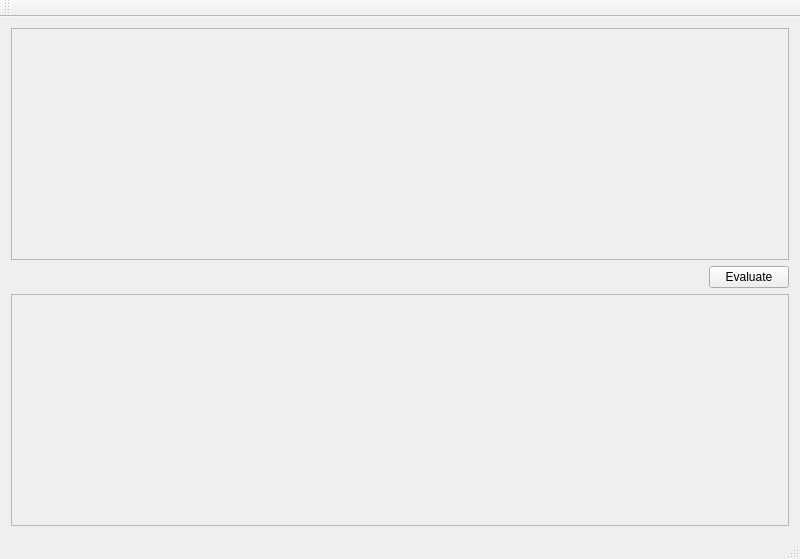
First picture: the form in mainwindow.ui, repository yca/VideoAI, before the edit.
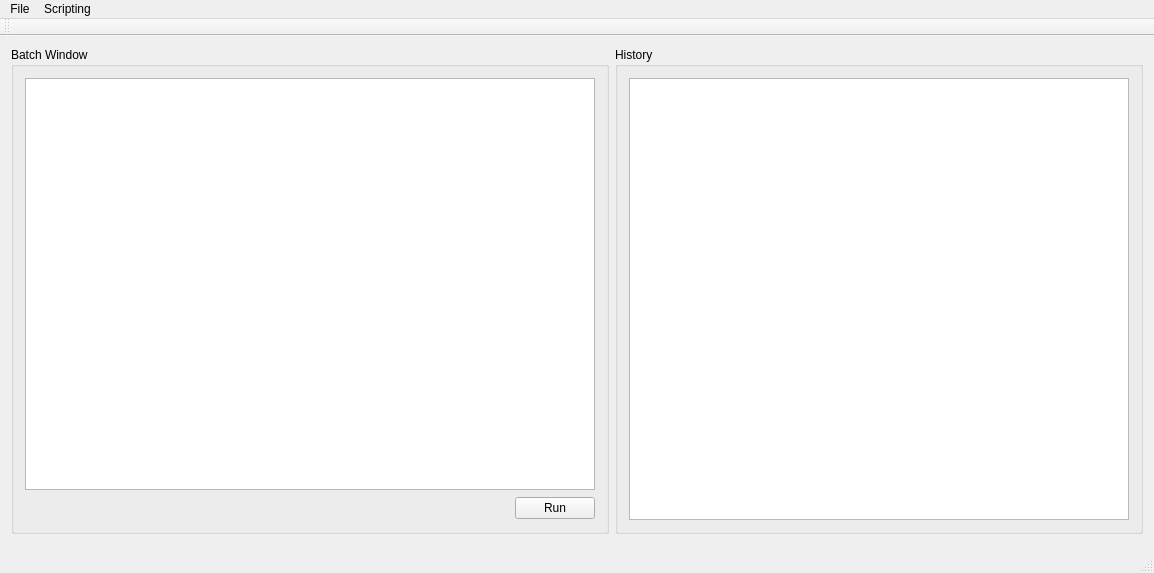
Second picture: the form after the edit.

```diff
--- a/mainwindow.ui
+++ b/mainwindow.ui
@@ -6,8 +6,8 @@
    <rect>
     <x>0</x>
     <y>0</y>
-    <width>800</width>
-    <height>559</height>
+    <width>1154</width>
+    <height>573</height>
    </rect>
   </property>
   <property name="windowTitle">
@@ -15,27 +15,71 @@
   </property>
   <widget class="QWidget" name="centralWidget">
    <layout class="QGridLayout" name="gridLayout">
-    <item row="1" column="1">
-     <widget class="QPushButton" name="pushEvaluate">
-      <property name="text">
-       <string>Evaluate</string>
+    <item row="0" column="0">
+     <widget class="QGroupBox" name="groupBoxBatch">
+      <property name="title">
+       <string>Batch Window</string>
       </property>
+      <layout class="QGridLayout" name="gridLayout_2">
+       <item row="0" column="0" colspan="2">
+        <widget class="QTextEdit" name="textBatch">
+         <property name="sizePolicy">
+          <sizepolicy hsizetype="Expanding" vsizetype="Expanding">
+           <horstretch>0</horstretch>
+           <verstretch>0</verstretch>
+          </sizepolicy>
+         </property>
+        </widget>
+       </item>
+       <item row="1" column="0">
+        <spacer name="horizontalSpacer">
+         <property name="orientation">
+          <enum>Qt::Horizontal</enum>
+         </property>
+         <property name="sizeHint" stdset="0">
+          <size>
+           <width>498</width>
+           <height>24</height>
+          </size>
+         </property>
+        </spacer>
+       </item>
+       <item row="1" column="1">
+        <widget class="QPushButton" name="pushEvaluate">
+         <property name="text">
+          <string>Run</string>
+         </property>
+        </widget>
+       </item>
+      </layout>
      </widget>
     </item>
-    <item row="1" column="0">
-     <spacer name="horizontalSpacer">
-      <property name="orientation">
-       <enum>Qt::Horizontal</enum>
+    <item row="0" column="1">
+     <widget class="QGroupBox" name="groupBox">
+      <property name="title">
+       <string>History</string>
       </property>
-      <property name="sizeHint" stdset="0">
-       <size>
-        <width>40</width>
-        <height>20</height>
-       </size>
-      </property>
-     </spacer>
+      <layout class="QVBoxLayout" name="verticalLayout">
+       <item>
+        <widget class="QListWidget" name="listHistory">
+         <property name="sizePolicy">
+          <sizepolicy hsizetype="Expanding" vsizetype="Expanding">
+           <horstretch>0</horstretch>
+           <verstretch>0</verstretch>
+          </sizepolicy>
+         </property>
+         <property name="minimumSize">
+          <size>
+           <width>500</width>
+           <height>0</height>
+          </size>
+         </property>
+        </widget>
+       </item>
+      </layout>
+     </widget>
     </item>
-    <item row="2" column="0" colspan="2">
+    <item row="1" column="0" colspan="2">
      <widget class="QFrame" name="frameScript">
       <property name="maximumSize">
        <size>
@@ -54,16 +98,6 @@
       </property>
      </widget>
     </item>
-    <item row="0" column="0" colspan="2">
-     <widget class="QFrame" name="frameImage">
-      <property name="frameShape">
-       <enum>QFrame::StyledPanel</enum>
-      </property>
-      <property name="frameShadow">
-       <enum>QFrame::Raised</enum>
-      </property>
-     </widget>
-    </item>
    </layout>
   </widget>
   <widget class="QMenuBar" name="menuBar">
@@ -71,10 +105,24 @@
     <rect>
      <x>0</x>
      <y>0</y>
-     <width>800</width>
+     <width>1154</width>
      <height>22</height>
     </rect>
    </property>
+   <widget class="QMenu" name="menuFile">
+    <property name="title">
+     <string>File</string>
+    </property>
+   </widget>
+   <widget class="QMenu" name="menuScripting">
+    <property name="title">
+     <string>Scripting</string>
+    </property>
+    <addaction name="actionInit_Commands"/>
+    <addaction name="actionScripts_Editor"/>
+   </widget>
+   <addaction name="menuFile"/>
+   <addaction name="menuScripting"/>
   </widget>
   <widget class="QToolBar" name="mainToolBar">
    <attribute name="toolBarArea">
```
Left out of the diff: 10 changed lines with no effect on the pictures.
